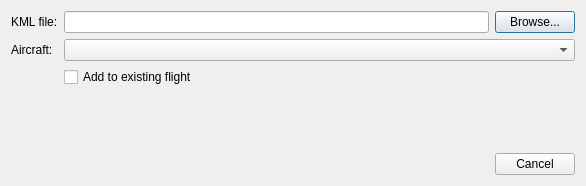
till213/SkyDolly, file src/Plugin/src/Import/KMLImport/src/KMLImportDialog.ui: the form before one commit.
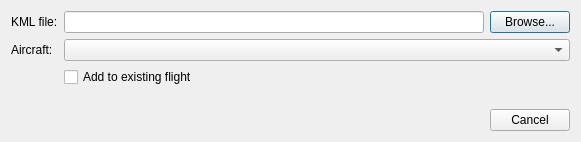
The form after the commit. Custom widgets are drawn as their Qt base class.

```diff
--- a/src/Plugin/src/Import/KMLImport/src/KMLImportDialog.ui
+++ b/src/Plugin/src/Import/KMLImport/src/KMLImportDialog.ui
@@ -6,8 +6,8 @@
    <rect>
     <x>0</x>
     <y>0</y>
-    <width>586</width>
-    <height>186</height>
+    <width>577</width>
+    <height>142</height>
    </rect>
   </property>
   <property name="windowTitle">
@@ -72,7 +72,7 @@
      </property>
     </spacer>
    </item>
-   <item row="6" column="1">
+   <item row="6" column="0" colspan="2">
     <widget class="QDialogButtonBox" name="buttonBox">
      <property name="orientation">
       <enum>Qt::Horizontal</enum>
```
Left out of the diff: 35 changed lines with no effect on the pictures.
